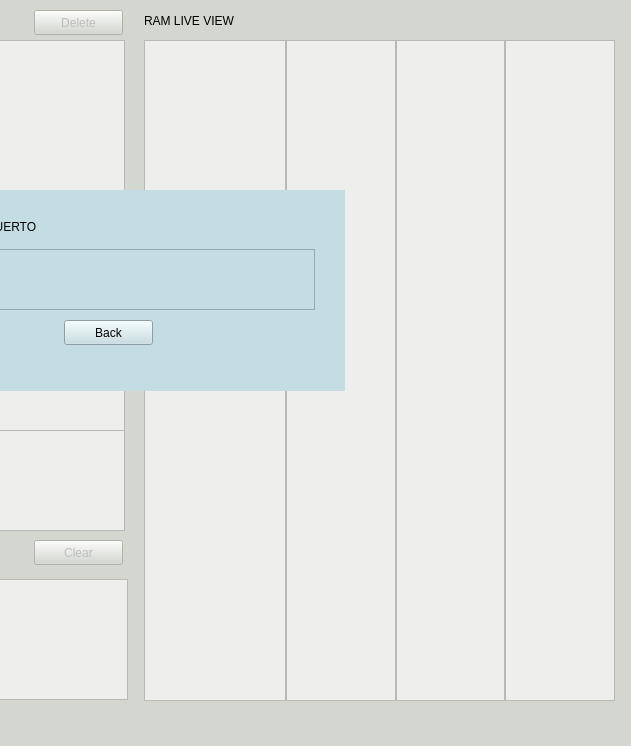
First picture: the form in C!/AEDII-GUI/mainwindow.ui, repository joseff01/AED2-P1-C_IDE, before the edit; both pictures show x 456 to 1087 and y 0 to 746 of the 1087 by 746 pixel window.
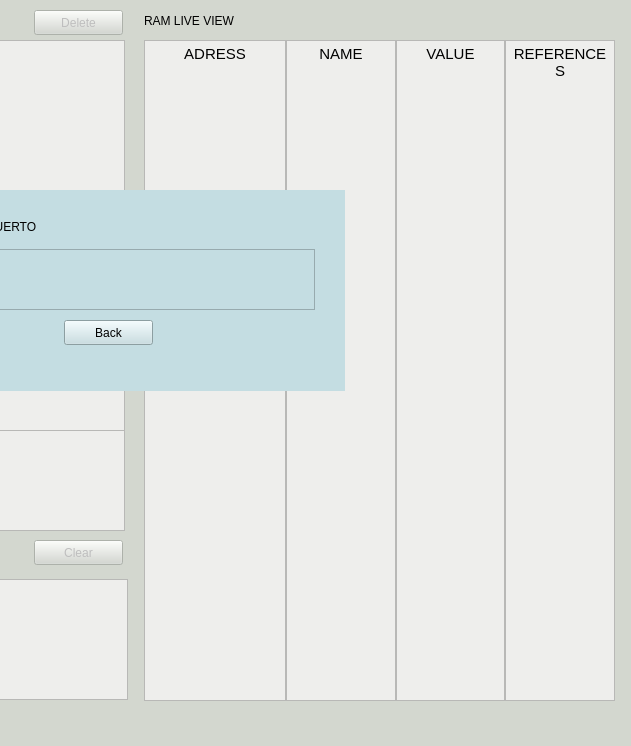
Second picture: the form after the edit.

What changed in the file:
```diff
--- a/C!/AEDII-GUI/mainwindow.ui
+++ b/C!/AEDII-GUI/mainwindow.ui
@@ -176,15 +176,13 @@
        <property name="readOnly">
         <bool>true</bool>
        </property>
-      </widget>
-     </item>
-     <item>
-      <widget class="QTextEdit" name="valueTextEdit">
-       <property name="styleSheet">
-        <string notr="true">background-color: rgb(238, 238, 236);</string>
-       </property>
-       <property name="readOnly">
-        <bool>true</bool>
+       <property name="html">
+        <string>&lt;!DOCTYPE HTML PUBLIC &quot;-//W3C//DTD HTML 4.0//EN&quot; &quot;http://www.w3.org/TR/REC-html40/strict.dtd&quot;&gt;
+&lt;html&gt;&lt;head&gt;&lt;meta name=&quot;qrichtext&quot; content=&quot;1&quot; /&gt;&lt;style type=&quot;text/css&quot;&gt;
+p, li { white-space: pre-wrap; }
+&lt;/style&gt;&lt;/head&gt;&lt;body style=&quot; font-family:'Ubuntu'; font-size:11pt; font-weight:400; font-style:normal;&quot;&gt;
+&lt;p align=&quot;center&quot; style=&quot; margin-top:0px; margin-bottom:0px; margin-left:0px; margin-right:0px; -qt-block-indent:0; text-indent:0px;&quot;&gt;ADRESS&lt;/p&gt;
+&lt;p align=&quot;center&quot; style=&quot;-qt-paragraph-type:empty; margin-top:0px; margin-bottom:0px; margin-left:0px; margin-right:0px; -qt-block-indent:0; text-indent:0px;&quot;&gt;&lt;br /&gt;&lt;/p&gt;&lt;/body&gt;&lt;/html&gt;</string>
        </property>
       </widget>
      </item>
@@ -196,6 +194,32 @@
        <property name="readOnly">
         <bool>true</bool>
        </property>
+       <property name="html">
+        <string>&lt;!DOCTYPE HTML PUBLIC &quot;-//W3C//DTD HTML 4.0//EN&quot; &quot;http://www.w3.org/TR/REC-html40/strict.dtd&quot;&gt;
+&lt;html&gt;&lt;head&gt;&lt;meta name=&quot;qrichtext&quot; content=&quot;1&quot; /&gt;&lt;style type=&quot;text/css&quot;&gt;
+p, li { white-space: pre-wrap; }
+&lt;/style&gt;&lt;/head&gt;&lt;body style=&quot; font-family:'Ubuntu'; font-size:11pt; font-weight:400; font-style:normal;&quot;&gt;
+&lt;p align=&quot;center&quot; style=&quot; margin-top:0px; margin-bottom:0px; margin-left:0px; margin-right:0px; -qt-block-indent:0; text-indent:0px;&quot;&gt;NAME&lt;/p&gt;
+&lt;p align=&quot;center&quot; style=&quot;-qt-paragraph-type:empty; margin-top:0px; margin-bottom:0px; margin-left:0px; margin-right:0px; -qt-block-indent:0; text-indent:0px;&quot;&gt;&lt;br /&gt;&lt;/p&gt;&lt;/body&gt;&lt;/html&gt;</string>
+       </property>
+      </widget>
+     </item>
+     <item>
+      <widget class="QTextEdit" name="valueTextEdit">
+       <property name="styleSheet">
+        <string notr="true">background-color: rgb(238, 238, 236);</string>
+       </property>
+       <property name="readOnly">
+        <bool>true</bool>
+       </property>
+       <property name="html">
+        <string>&lt;!DOCTYPE HTML PUBLIC &quot;-//W3C//DTD HTML 4.0//EN&quot; &quot;http://www.w3.org/TR/REC-html40/strict.dtd&quot;&gt;
+&lt;html&gt;&lt;head&gt;&lt;meta name=&quot;qrichtext&quot; content=&quot;1&quot; /&gt;&lt;style type=&quot;text/css&quot;&gt;
+p, li { white-space: pre-wrap; }
+&lt;/style&gt;&lt;/head&gt;&lt;body style=&quot; font-family:'Ubuntu'; font-size:11pt; font-weight:400; font-style:normal;&quot;&gt;
+&lt;p align=&quot;center&quot; style=&quot; margin-top:0px; margin-bottom:0px; margin-left:0px; margin-right:0px; -qt-block-indent:0; text-indent:0px;&quot;&gt;VALUE&lt;/p&gt;
+&lt;p align=&quot;center&quot; style=&quot;-qt-paragraph-type:empty; margin-top:0px; margin-bottom:0px; margin-left:0px; margin-right:0px; -qt-block-indent:0; text-indent:0px;&quot;&gt;&lt;br /&gt;&lt;/p&gt;&lt;/body&gt;&lt;/html&gt;</string>
+       </property>
       </widget>
      </item>
      <item>
@@ -206,6 +230,14 @@
        <property name="readOnly">
         <bool>true</bool>
        </property>
+       <property name="html">
+        <string>&lt;!DOCTYPE HTML PUBLIC &quot;-//W3C//DTD HTML 4.0//EN&quot; &quot;http://www.w3.org/TR/REC-html40/strict.dtd&quot;&gt;
+&lt;html&gt;&lt;head&gt;&lt;meta name=&quot;qrichtext&quot; content=&quot;1&quot; /&gt;&lt;style type=&quot;text/css&quot;&gt;
+p, li { white-space: pre-wrap; }
+&lt;/style&gt;&lt;/head&gt;&lt;body style=&quot; font-family:'Ubuntu'; font-size:11pt; font-weight:400; font-style:normal;&quot;&gt;
+&lt;p align=&quot;center&quot; style=&quot; margin-top:0px; margin-bottom:0px; margin-left:0px; margin-right:0px; -qt-block-indent:0; text-indent:0px;&quot;&gt;REFERENCES&lt;/p&gt;
+&lt;p align=&quot;center&quot; style=&quot;-qt-paragraph-type:empty; margin-top:0px; margin-bottom:0px; margin-left:0px; margin-right:0px; -qt-block-indent:0; text-indent:0px;&quot;&gt;&lt;br /&gt;&lt;/p&gt;&lt;/body&gt;&lt;/html&gt;</string>
+       </property>
       </widget>
      </item>
     </layout>
```
Left out of the diff: 2 changed lines with no effect on the pictures.
